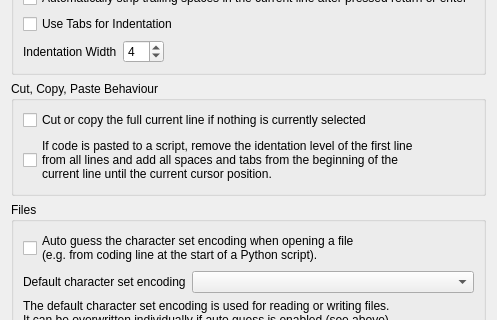
The window that Qitom/ui/widgetPropEditorGeneral.ui (itom-project/itom) describes before a commit, drawn with Qt 5; both pictures show x 0 to 497 and y 130 to 450 of the 497 by 547 pixel window.
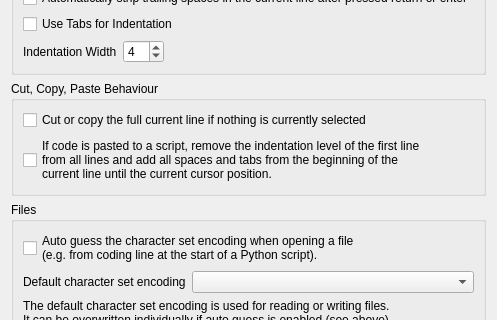
The same window after the commit.

What changed in the file:
```diff
--- a/Qitom/ui/widgetPropEditorGeneral.ui
+++ b/Qitom/ui/widgetPropEditorGeneral.ui
@@ -125,7 +125,7 @@
         <item>
          <widget class="QCheckBox" name="checkKeepIndentationOnPaste">
           <property name="text">
-           <string>If code is pasted to a script, remove the identation level of the first line
+           <string>If code is pasted to a script, remove the indentation level of the first line
 from all lines and add all spaces and tabs from the beginning of the
 current line until the current cursor position.</string>
           </property>
```
